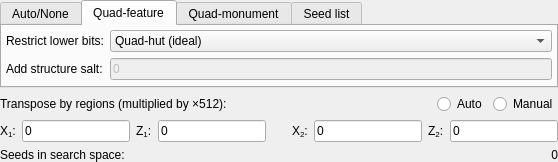
Old version of the form src/formgen48.ui in the repository Cubitect/cubiomes-viewer.
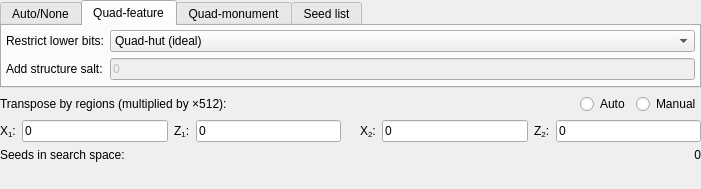
New version of the form. The open tabs and pages were chosen to show the change. Custom widgets are drawn as their Qt base class.

Patch:
```diff
--- a/src/formgen48.ui
+++ b/src/formgen48.ui
@@ -2,6 +2,14 @@
 <ui version="4.0">
  <class>FormGen48</class>
  <widget class="QWidget" name="FormGen48">
+  <property name="geometry">
+   <rect>
+    <x>0</x>
+    <y>0</y>
+    <width>701</width>
+    <height>189</height>
+   </rect>
+  </property>
   <property name="sizePolicy">
    <sizepolicy hsizetype="Expanding" vsizetype="Expanding">
     <horstretch>0</horstretch>
@@ -127,9 +135,6 @@
           </item>
           <item row="0" column="1">
            <widget class="StyledComboBox" name="comboLow20">
-            <property name="sizeAdjustPolicy">
-             <enum>QComboBox::AdjustToMinimumContentsLength</enum>
-            </property>
             <item>
              <property name="text">
               <string>Quad-hut (ideal)</string>
@@ -353,7 +358,7 @@
         <item>
          <widget class="QLabel" name="label">
           <property name="text">
-           <string>    </string>
+           <string/>
           </property>
          </widget>
         </item>
```
Left out of the diff: 2 changed lines with no effect on the pictures.
